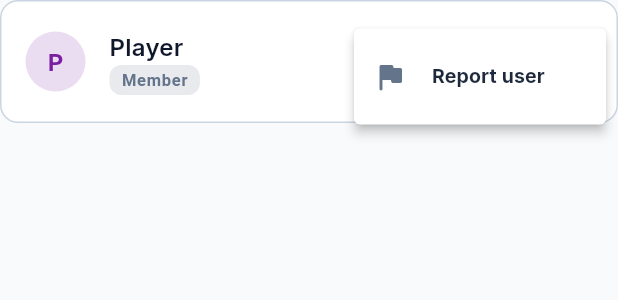
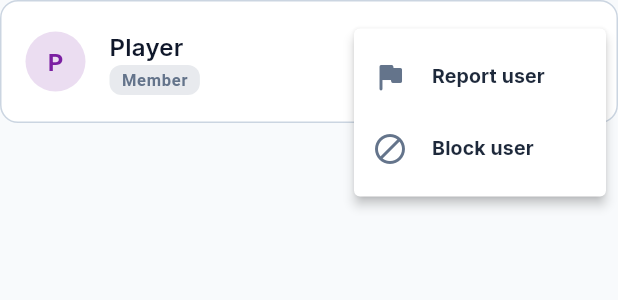
Before and after one commit to sarathfrancis90/icos, a Flutter app: the MemberTile widget shown alone on an empty page, opened directly with empty values, after a tap on the "more vert" icon, on a phone screen of 412 x 824 dp. Shown: the top 300 px of the screen. Run offline on Flutter 3.47's test engine with Material 3 defaults, Android fonts, the phone set to English and light mode, and no system bars; our stand-ins replace audioplayers, confetti, connectivity_plus, firebase_analytics, firebase_core, firebase_crashlytics and 20 more; accounts and stored records are empty; generated files the repository leaves out were written again; network calls fail; project files that could hold a hidden picture were left out.

Commit message:
Let people block and unblock group members, and manage blocked users from Profile
Co-Authored-By: Claude Sonnet 5.5 <noreply@anthropic.com>

```diff
--- a/lib/core/constants/app_strings.dart
+++ b/lib/core/constants/app_strings.dart
@@ -49,6 +49,24 @@ abstract final class AppStrings {
   static const accountRequired = 'Account Required';
   static const inviteCodeCopied = 'Invite code copied';
 
+  // Blocking
+  static const blockUser = 'Block user';
+  static const unblockUser = 'Unblock user';
+  static const blockedUserName = 'Blocked user';
+  static const blockConfirmLabel = 'Block';
+  static const blockedUsers = 'Blocked users';
+  static const blockedUsersSubtitle = 'Manage people you have blocked';
+  static const noBlockedUsers = "You haven't blocked anyone.";
+  static const unblockButton = 'Unblock';
+  static const retry = 'Retry';
+  static const blockedUsersLoadFailed = 'Could not load blocked users.';
+  static const blockBody =
+      "You won't see their scores or activity in any group. They won't be "
+      "told. We'll also be notified so we can review their account.";
+  static String blockTitle(String name) => 'Block $name?';
+  static String userBlocked(String name) => '$name blocked';
+  static String userUnblocked(String name) => '$name unblocked';
+
   // Stats
   static const currentStreak = 'Current Streak';
   static const longestStreak = 'Longest Streak';
--- a/lib/core/router/app_router.dart
+++ b/lib/core/router/app_router.dart
@@ -14,6 +14,7 @@ import '../../features/groups/presentation/join_group_screen.dart';
 import '../../features/home/presentation/home_screen.dart';
 import '../../features/practice/presentation/practice_screen.dart';
 import '../../features/practice/providers/practice_provider.dart';
+import '../../features/profile/presentation/blocked_users_screen.dart';
 import '../../features/profile/presentation/profile_screen.dart';
 import '../../features/profile/providers/profile_provider.dart';
 import '../../features/puzzle/data/puzzle_source.dart';
@@ -133,6 +134,11 @@ GoRouter appRouter(Ref ref) {
         ],
       ),
       GoRoute(
+        path: '/blocked-users',
+        parentNavigatorKey: _rootNavigatorKey,
+        builder: (context, state) => const BlockedUsersScreen(),
+      ),
+      GoRoute(
         path: '/archive',
         parentNavigatorKey: _rootNavigatorKey,
         builder: (context, state) => const ArchiveScreen(),
--- a/lib/features/groups/presentation/widgets/member_tile.dart
+++ b/lib/features/groups/presentation/widgets/member_tile.dart
@@ -2,10 +2,11 @@ import 'package:flutter/material.dart';
 
 import '../../../../core/constants/app_colors.dart';
 import '../../../../core/constants/app_sizes.dart';
+import '../../../../core/constants/app_strings.dart';
 import '../../domain/models/group.dart';
 import 'group_ui.dart';
 
-enum MemberAction { remove, makeAdmin, report }
+enum MemberAction { remove, makeAdmin, report, block, unblock }
 
 /// One row in the Members tab with a role chip and a context-sensitive
 /// overflow menu.
@@ -13,6 +14,7 @@ class MemberTile extends StatelessWidget {
   const MemberTile({
     required this.member,
     required this.isCurrentUser,
+    required this.isBlocked,
     required this.viewerIsAdmin,
     required this.onAction,
     super.key,
@@ -20,6 +22,11 @@ class MemberTile extends StatelessWidget {
 
   final GroupMember member;
   final bool isCurrentUser;
+
+  /// The viewer has blocked this member: the name is hidden and the menu
+  /// offers Unblock instead of Block. The row stays so an admin can still
+  /// remove the member.
+  final bool isBlocked;
   final bool viewerIsAdmin;
   final void Function(MemberAction action) onAction;
 
@@ -30,6 +37,7 @@ class MemberTile extends StatelessWidget {
     final name = member.displayName?.trim().isNotEmpty == true
         ? member.displayName!.trim()
         : 'Player';
+    final shownName = isBlocked ? AppStrings.blockedUserName : name;
     final roleLabel = member.isAdmin ? 'Admin' : 'Member';
 
     final actions = <PopupMenuEntry<MemberAction>>[
@@ -62,10 +70,32 @@ class MemberTile extends StatelessWidget {
           title: Text('Report user'),
         ),
       ),
+      if (isBlocked)
+        const PopupMenuItem(
+          value: MemberAction.unblock,
+          child: ListTile(
+            dense: true,
+            contentPadding: EdgeInsets.zero,
+            leading: Icon(Icons.lock_open_rounded),
+            title: Text(AppStrings.unblockUser),
+          ),
+        )
+      else
+        const PopupMenuItem(
+          value: MemberAction.block,
+          child: ListTile(
+            dense: true,
+            contentPadding: EdgeInsets.zero,
+            leading: Icon(Icons.block_rounded),
+            title: Text(AppStrings.blockUser),
+          ),
+        ),
     ];
 
     return Semantics(
-      label: '$name, $roleLabel${isCurrentUser ? ', you' : ''}',
+      label: isBlocked
+          ? AppStrings.blockedUserName
+          : '$name, $roleLabel${isCurrentUser ? ', you' : ''}',
       container: true,
       child: Container(
         margin: const EdgeInsetsDirectional.only(bottom: AppSizes.sm),
@@ -79,11 +109,28 @@ class MemberTile extends StatelessWidget {
             top: AppSizes.xs,
             bottom: AppSizes.xs,
           ),
-          leading: MemberAvatar(displayName: name, avatarUrl: member.avatarUrl),
+          leading: isBlocked
+              ? ExcludeSemantics(
+                  child: CircleAvatar(
+                    radius: 20,
+                    backgroundColor:
+                        secondaryTextColor(context).withValues(alpha: 0.15),
+                    child: Icon(
+                      Icons.block_rounded,
+                      color: secondaryTextColor(context),
+                    ),
+                  ),
+                )
+              : MemberAvatar(displayName: name, avatarUrl: member.avatarUrl),
           title: Text(
-            name,
+            shownName,
             overflow: TextOverflow.ellipsis,
-            style: theme.textTheme.titleMedium,
+            style: isBlocked
+                ? theme.textTheme.titleMedium?.copyWith(
+                    color: secondaryTextColor(context),
+                    fontStyle: FontStyle.italic,
+                  )
+                : theme.textTheme.titleMedium,
           ),
           subtitle: Row(
             children: [
@@ -106,7 +153,7 @@ class MemberTile extends StatelessWidget {
                   height: AppSizes.minTouchTarget,
                   child: PopupMenuButton<MemberAction>(
                     key: Key('member_menu_${member.userId}'),
-                    tooltip: 'Options for $name',
+                    tooltip: 'Options for $shownName',
                     icon: const Icon(Icons.more_vert_rounded),
                     onSelected: onAction,
                     itemBuilder: (_) => actions,
```
Also changed, not shown: lib/features/groups/presentation/group_detail_screen.dart (+35 -0 lines), lib/features/profile/presentation/blocked_users_screen.dart (added, +101 -0 lines), lib/features/profile/presentation/profile_screen.dart (+12 -0 lines), 3 other files.
